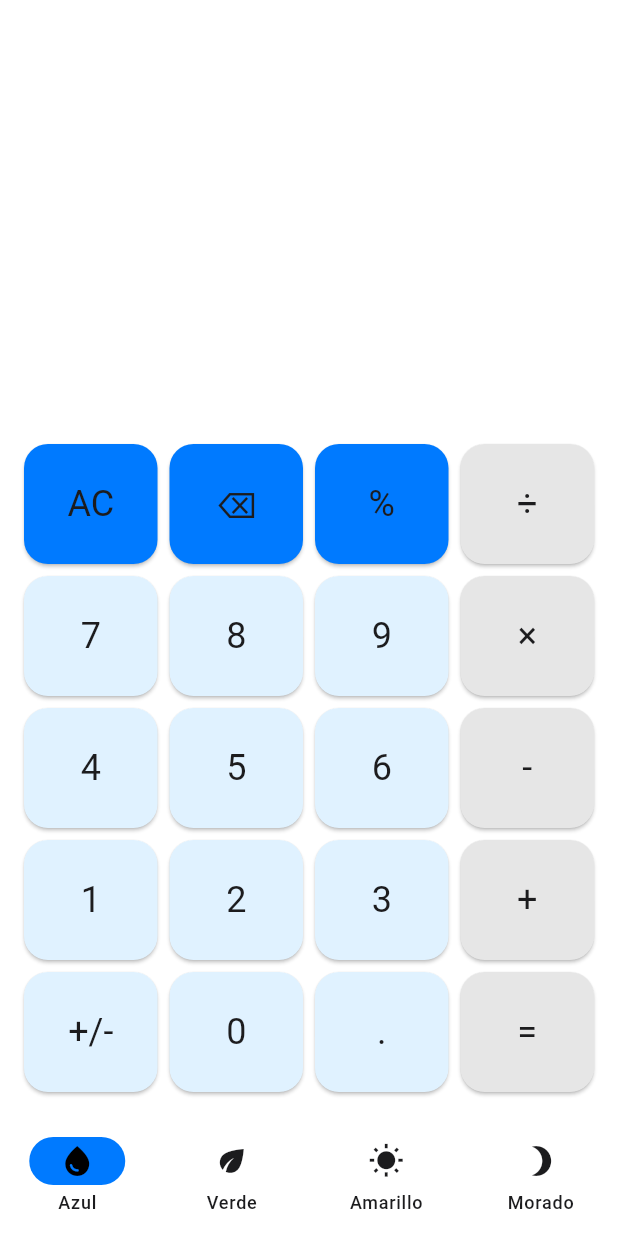
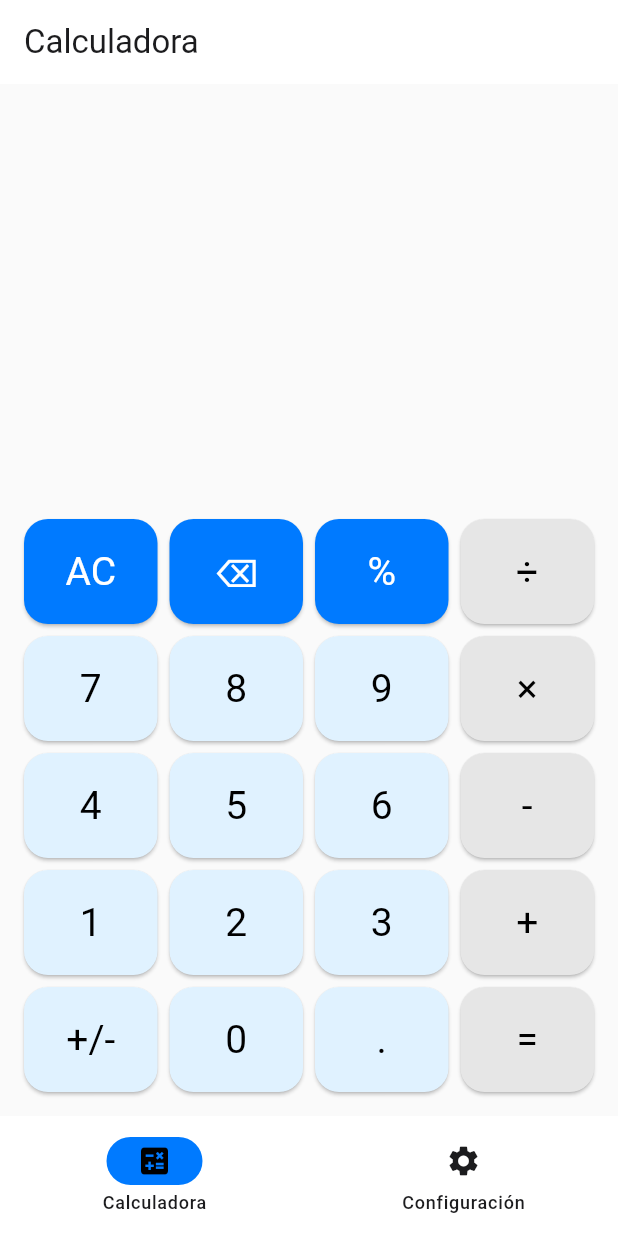
Before and after one commit to Dann-0506/Calculadora, a Flutter app: the screen it shows after launch, on a phone screen of 412 x 824 dp. Run offline on Flutter 3.47's test engine with Material 3 defaults, Android fonts, the phone set to English and light mode, and no system bars; our stand-ins replace math_expressions.

Commit message:
feat: Añadir página de configuración, mejorar lógica de temas y botones
- Se agrega una página dedicada a la configuracion de la aplicación
- Se cambia la opcion de la selección del tema a la página de configuración
- Se agrega el soporte del modo oscuro para los temas actuales
- Se agrega la logica para el cambio entre páginas (calculadora y configuración)

```diff
--- a/lib/main.dart
+++ b/lib/main.dart
@@ -1,45 +1,102 @@
 import 'package:flutter/material.dart';
-import 'package:calculadora/pages/home_page.dart';
 import 'package:calculadora/themes/theme.dart';
+import 'package:calculadora/pages/calculadora_page.dart';
+import 'package:calculadora/pages/settings_page.dart';
+
+final selectedThemeNotifier = ValueNotifier<int>(0);
+final isDarkModeNotifier = ValueNotifier<bool>(false);
+
+ThemeData get currentTheme =>
+    isDarkModeNotifier.value
+        ? darkThemes[selectedThemeNotifier.value]
+        : lightThemes[selectedThemeNotifier.value];
 
 void main() {
-  runApp(const MyApp());
+  runApp(MyApp());
 }
 
-class MyApp extends StatefulWidget {
+class MyApp extends StatelessWidget {
   const MyApp({super.key});
 
   @override
-  State<MyApp> createState() => _MyAppState();
+  Widget build(BuildContext context) {
+    return ValueListenableBuilder<bool>(
+      valueListenable: isDarkModeNotifier,
+      builder: (context, isDarkMode, _) {
+        return ValueListenableBuilder<int>(
+          valueListenable: selectedThemeNotifier,
+          builder: (context, themeIndex, _) {
+            return MaterialApp(
+              debugShowCheckedModeBanner: false,
+              theme: currentTheme,
+              home: HomePage(),
+            );
+          },
+        );
+      },
+    );
+  }
 }
 
-class _MyAppState extends State<MyApp> {
-  int _selectedThemeIndex = 0;
+class HomePage extends StatefulWidget {
+  const HomePage({super.key});
 
-  final List<ThemeData> _themes = [
-    blueTheme,
-    greenTheme,
-    yellowTheme,
-    purpleTheme,
-  ];
+  @override
+  State<HomePage> createState() => _HomePageState();
+}
 
-  void _changeTheme(int index) {
+class _HomePageState extends State<HomePage> {
+  int _selectedIndex = 0;
+
+  void _onThemeChanged(int index) {
+    selectedThemeNotifier.value = index;
+  }
+
+  void _onDarkModeChanged(bool isDark) {
+    isDarkModeNotifier.value = isDark;
+  }
+
+  void _onNavTapped(int index) {
     setState(() {
-      _selectedThemeIndex = index;
+      _selectedIndex = index;
     });
   }
 
   @override
   Widget build(BuildContext context) {
-    return MaterialApp(
-      title: 'Calculadora',
-      theme: _themes[_selectedThemeIndex],
-      home: CalculadoraPage(
-        title: 'Calculadora',
-        onThemeChanged: _changeTheme,
-        selectedThemeIndex: _selectedThemeIndex,
+    Widget page;
+
+    switch (_selectedIndex) {
+        case 0:
+        page = CalculadoraPage(
+          title: 'Calculadora',
+          onThemeChanged: _onThemeChanged,
+          selectedThemeIndex: selectedThemeNotifier.value,
+        );
+        break;
+      case 1:
+        page = SettingsPage(
+          title: 'Configuración',
+          selectedThemeIndex: selectedThemeNotifier.value,
+          onThemeChanged: _onThemeChanged,
+          isDarkMode: isDarkModeNotifier.value,
+          onDarkModeChanged: _onDarkModeChanged,
+        );
+        break;
+      default:
+        page = const Center(child: Text('Página no encontrada'));
+    }
+
+    return Scaffold(
+      body: SafeArea(child: page),
+      bottomNavigationBar: NavigationBar(
+        selectedIndex: _selectedIndex,
+        onDestinationSelected: _onNavTapped,
+        destinations: const [
+          NavigationDestination(icon: Icon(Icons.calculate), label: 'Calculadora'),
+          NavigationDestination(icon: Icon(Icons.settings), label: 'Configuración'),
+        ],
       ),
-      debugShowCheckedModeBanner: false,
     );
   }
 }
--- a/lib/pages/home_page.dart
+++ b/lib/pages/calculadora_page.dart
@@ -1,3 +1,4 @@
+import 'package:calculadora/themes/theme.dart';
 import 'package:flutter/material.dart';
 import 'package:calculadora/widgets/button.dart';
 import 'package:calculadora/logic/calculator_controller.dart';
@@ -20,12 +21,10 @@ class CalculadoraPage extends StatefulWidget {
 
 class _CalculadoraPage extends State<CalculadoraPage> {
   final CalculatorController _controller = CalculatorController();
-  int _selectedIndex = 0;
 
   @override
   void initState() {
     super.initState();
-    _selectedIndex = widget.selectedThemeIndex;
   }
 
   void _onButtonPressed(String value) {
@@ -37,8 +36,13 @@ class _CalculadoraPage extends State<CalculadoraPage> {
 
   @override
   Widget build(BuildContext context) {
+    final customColors = Theme.of(context).extension<CustomColors>()!;
+
     return Scaffold(
       backgroundColor: Theme.of(context).colorScheme.background,
+      appBar: AppBar(
+        title: const Text('Calculadora'),
+      ),
       body: SafeArea(
         child: Padding(
           padding: const EdgeInsets.all(12.0),
@@ -99,14 +103,17 @@ class _CalculadoraPage extends State<CalculadoraPage> {
                 children: [
                   Button(
                     value: '7',
+                    color: customColors.buttonBackground,
                     onPressed: _onButtonPressed,
                   ),
                   Button(
                     value: '8',
+                    color: customColors.buttonBackground,
                     onPressed: _onButtonPressed,
                   ),
                   Button(
                     value: '9',
+                    color: customColors.buttonBackground,
                     onPressed: _onButtonPressed,
                   ),
                   Button(
@@ -120,14 +127,17 @@ class _CalculadoraPage extends State<CalculadoraPage> {
                 children: [
                   Button(
                     value: '4',
+                    color: customColors.buttonBackground,
                     onPressed: _onButtonPressed,
                   ),
                   Button(
                     value: '5',
+                    color: customColors.buttonBackground,
                     onPressed: _onButtonPressed,
                   ),
                   Button(
                     value: '6',
+                    color: customColors.buttonBackground,
                     onPressed: _onButtonPressed,
                   ),
                   Button(
@@ -141,14 +151,17 @@ class _CalculadoraPage extends State<CalculadoraPage> {
                 children: [
                   Button(
                     value: '1',
+                    color: customColors.buttonBackground,
                     onPressed: _onButtonPressed,
                   ),
                   Button(
                     value: '2',
+                    color: customColors.buttonBackground,
                     onPressed: _onButtonPressed,
                   ),
                   Button(
                     value: '3',
+                    color: customColors.buttonBackground,
                     onPressed: _onButtonPressed,
                   ),
                   Button(
@@ -162,14 +175,17 @@ class _CalculadoraPage extends State<CalculadoraPage> {
                 children: [
                   Button(
                     value: '+/-',
+                    color: customColors.buttonBackground,
                     onPressed: _onButtonPressed,
                   ),
                   Button(
                     value: '0',
+                    color: customColors.buttonBackground,
                     onPressed: _onButtonPressed,
                   ),
                   Button(
                     value: '.',
+                    color: customColors.buttonBackground,
                     onPressed: _onButtonPressed,
                   ),
                   Button(
@@ -183,19 +199,6 @@ class _CalculadoraPage extends State<CalculadoraPage> {
           ),
         ),
       ),
-      bottomNavigationBar: NavigationBar(
-        selectedIndex: _selectedIndex,
-        onDestinationSelected: (int index) {
-          setState(() => _selectedIndex = index);
-          widget.onThemeChanged(index);
-        },
-        destinations: const [
-          NavigationDestination(icon:Icon(Icons.water_drop), label: 'Azul'),
-          NavigationDestination(icon: Icon(Icons.eco), label: 'Verde'),
-          NavigationDestination(icon: Icon(Icons.wb_sunny), label: 'Amarillo'),
-          NavigationDestination(icon: Icon(Icons.brightness_3), label: 'Morado'),
-        ],
-      ),
     );
   }
 }
--- a/lib/widgets/button.dart
+++ b/lib/widgets/button.dart
@@ -1,33 +1,32 @@
-import 'package:calculadora/themes/theme.dart';
 import 'package:flutter/material.dart';
 
 class Button extends StatelessWidget {
   final String value;
-  final Color? color;
+  final Color color;
   final Function(String) onPressed;
 
   const Button({
     super.key,
     required this.value,
-    this.color,
+    required this.color,
     required this.onPressed,
   });
 
   @override
   Widget build(BuildContext context) {
-    final theme = Theme.of(context);
-    final customColors = theme.extension<CustomColors>()!;
+    final bool islightTheme = ThemeData.estimateBrightnessForColor(color) == Brightness.light;
+    final Color colorText = islightTheme ? Colors.black : Colors.white;
 
     return Expanded(
       child: Padding(
         padding: const EdgeInsets.all(4.0),
         child: SizedBox(
-          height: 80,
+          height: 70,
           child: ElevatedButton(
             style: ElevatedButton.styleFrom(
-              backgroundColor: color ?? customColors.buttonBackground,
-              foregroundColor: theme.colorScheme.onSurface,
-              textStyle: const TextStyle(fontSize: 24),
+              backgroundColor: color,
+              foregroundColor: colorText,
+              textStyle: const TextStyle(fontSize: 26),
               shape: RoundedRectangleBorder(
                 borderRadius: BorderRadius.circular(16),
               ),
```
Also changed, not shown: lib/pages/settings_page.dart (added, +98 -0 lines), lib/themes/theme.dart (+119 -7 lines), lib/logic/calculator_controller.dart (line endings or trailing spaces).
